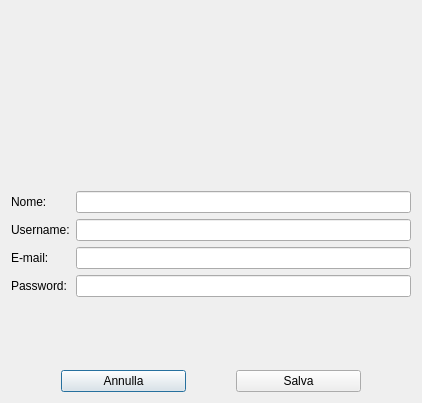
Above: Client/account.ui from MarcoFlo/Google-Drive before the change. Below: the same form after it.
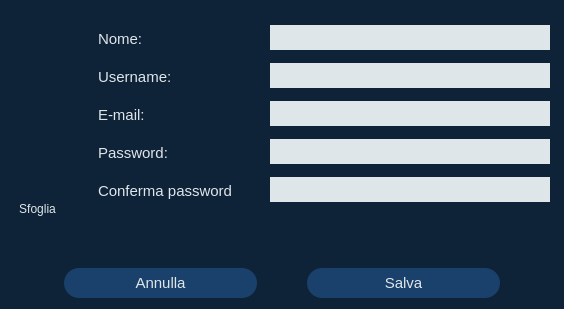
That is the form after the change. Icons and pictures are not drawn.

```diff
--- a/Client/account.ui
+++ b/Client/account.ui
@@ -6,19 +6,65 @@
    <rect>
     <x>0</x>
     <y>0</y>
-    <width>422</width>
-    <height>403</height>
+    <width>564</width>
+    <height>309</height>
    </rect>
   </property>
   <property name="windowTitle">
    <string>Dialog</string>
   </property>
+  <property name="styleSheet">
+   <string notr="true">background-color:rgb(14,34,56)</string>
+  </property>
   <layout class="QVBoxLayout" name="verticalLayout">
+   <property name="leftMargin">
+    <number>14</number>
+   </property>
+   <property name="rightMargin">
+    <number>14</number>
+   </property>
+   <item>
+    <layout class="QHBoxLayout" name="horizontalLayout_2">
+     <property name="spacing">
+      <number>28</number>
+     </property>
+     <property name="topMargin">
+      <number>14</number>
+     </property>
+     <item>
+      <layout class="QVBoxLayout" name="verticalLayout_2">
+       <property name="spacing">
+        <number>3</number>
+       </property>
+       <property name="topMargin">
+        <number>19</number>
+       </property>
+       <property name="rightMargin">
+        <number>0</number>
+       </property>
+       <property name="bottomMargin">
+        <number>14</number>
+       </property>
    <item>
     <widget class="QLabel" name="label">
+         <property name="sizePolicy">
+          <sizepolicy hsizetype="Preferred" vsizetype="Preferred">
+           <horstretch>0</horstretch>
+           <verstretch>0</verstretch>
+          </sizepolicy>
+         </property>
+         <property name="maximumSize">
+          <size>
+           <width>100</width>
+           <height>100</height>
+          </size>
+         </property>
      <property name="text">
       <string/>
      </property>
+         <property name="textFormat">
+          <enum>Qt::PlainText</enum>
+         </property>
      <property name="pixmap">
       <pixmap resource="images.qrc">:/images/img/logo.png</pixmap>
      </property>
@@ -37,46 +83,208 @@
     </widget>
    </item>
    <item>
+        <widget class="QPushButton" name="pushButton_3">
+         <property name="styleSheet">
+          <string notr="true">color: #dfe6e9;
+font-size: 12px;
+border: none;
+padding: 5px;
+font-family: 'Calibri';
+background-color:none</string>
+         </property>
+         <property name="text">
+          <string>Sfoglia</string>
+         </property>
+        </widget>
+       </item>
+      </layout>
+     </item>
+     <item>
     <layout class="QFormLayout" name="formLayout">
+       <property name="verticalSpacing">
+        <number>10</number>
+       </property>
      <item row="0" column="0">
       <widget class="QLabel" name="label_2">
+         <property name="styleSheet">
+          <string notr="true">color: #dfe6e9;
+font-size: 15px;
+border: none;
+padding: 5px;
+font-family: 'Calibri';
+background-color:none</string>
+         </property>
        <property name="text">
         <string>Nome:</string>
        </property>
       </widget>
      </item>
      <item row="0" column="1">
-      <widget class="QLineEdit" name="lineEdit"/>
+        <widget class="QLineEdit" name="lineEdit">
+         <property name="minimumSize">
+          <size>
+           <width>0</width>
+           <height>25</height>
+          </size>
+         </property>
+         <property name="font">
+          <font>
+           <family>Calibri</family>
+           <pointsize>11</pointsize>
+          </font>
+         </property>
+         <property name="styleSheet">
+          <string notr="true">background-color:#dfe6e9;
+border: 1px #dfe6e9;
+</string>
+         </property>
+        </widget>
      </item>
      <item row="1" column="0">
       <widget class="QLabel" name="label_3">
+         <property name="styleSheet">
+          <string notr="true">color: #dfe6e9;
+font-size: 15px;
+border: none;
+padding: 5px;
+font-family: 'Calibri';
+background-color:none</string>
+         </property>
        <property name="text">
         <string>Username:</string>
        </property>
       </widget>
      </item>
      <item row="1" column="1">
-      <widget class="QLineEdit" name="lineEdit_2"/>
+        <widget class="QLineEdit" name="lineEdit_2">
+         <property name="minimumSize">
+          <size>
+           <width>0</width>
+           <height>25</height>
+          </size>
+         </property>
+         <property name="font">
+          <font>
+           <family>Calibri</family>
+           <pointsize>11</pointsize>
+          </font>
+         </property>
+         <property name="styleSheet">
+          <string notr="true">background-color:#dfe6e9;
+border: 1px #dfe6e9;
+</string>
+         </property>
+        </widget>
      </item>
      <item row="2" column="0">
       <widget class="QLabel" name="label_4">
+         <property name="styleSheet">
+          <string notr="true">color: #dfe6e9;
+font-size: 15px;
+border: none;
+padding: 5px;
+font-family: 'Calibri';
+background-color:none</string>
+         </property>
        <property name="text">
         <string>E-mail:</string>
        </property>
       </widget>
      </item>
      <item row="2" column="1">
-      <widget class="QLineEdit" name="lineEdit_3"/>
+        <widget class="QLineEdit" name="lineEdit_3">
+         <property name="minimumSize">
+          <size>
+           <width>0</width>
+           <height>25</height>
+          </size>
+         </property>
+         <property name="font">
+          <font>
+           <family>Calibri</family>
+           <pointsize>11</pointsize>
+          </font>
+         </property>
+         <property name="styleSheet">
+          <string notr="true">background-color:#dfe6e9;
+border: 1px #dfe6e9;
+</string>
+         </property>
+        </widget>
      </item>
      <item row="3" column="0">
       <widget class="QLabel" name="label_5">
+         <property name="styleSheet">
+          <string notr="true">color: #dfe6e9;
+font-size: 15px;
+border: none;
+padding: 5px;
+font-family: 'Calibri';
+background-color:none</string>
+         </property>
        <property name="text">
         <string>Password:</string>
        </property>
       </widget>
      </item>
      <item row="3" column="1">
-      <widget class="QLineEdit" name="lineEdit_4"/>
+        <widget class="QLineEdit" name="lineEdit_4">
+         <property name="minimumSize">
+          <size>
+           <width>0</width>
+           <height>25</height>
+          </size>
+         </property>
+         <property name="font">
+          <font>
+           <family>Calibri</family>
+           <pointsize>11</pointsize>
+          </font>
+         </property>
+         <property name="styleSheet">
+          <string notr="true">background-color:#dfe6e9;
+border: 1px #dfe6e9;
+</string>
+         </property>
+        </widget>
+       </item>
+       <item row="4" column="0">
+        <widget class="QLabel" name="label_6">
+         <property name="styleSheet">
+          <string notr="true">color: #dfe6e9;
+font-size: 15px;
+border: none;
+padding: 5px;
+font-family: 'Calibri';
+background-color:none</string>
+         </property>
+         <property name="text">
+          <string>Conferma password</string>
+         </property>
+        </widget>
+       </item>
+       <item row="4" column="1">
+        <widget class="QLineEdit" name="lineEdit_5">
+         <property name="minimumSize">
+          <size>
+           <width>0</width>
+           <height>25</height>
+          </size>
+         </property>
+         <property name="font">
+          <font>
+           <family>Calibri</family>
+           <pointsize>11</pointsize>
+          </font>
+         </property>
+         <property name="styleSheet">
+          <string notr="true">background-color:#dfe6e9;
+border: 1px #dfe6e9;
+</string>
+         </property>
+        </widget>
+       </item>
+      </layout>
      </item>
     </layout>
    </item>
@@ -93,6 +301,15 @@
      </property>
      <item>
       <widget class="QPushButton" name="pushButton">
+       <property name="styleSheet">
+        <string notr="true">border-radius: 15px;
+background-color: rgb(26,65,108);
+padding: 6px;
+color: #dfe6e9;
+border: none;
+font-size: 15px;
+font-family: 'Calibri'</string>
+       </property>
        <property name="text">
         <string>Annulla</string>
        </property>
@@ -100,6 +317,15 @@
      </item>
      <item>
       <widget class="QPushButton" name="pushButton_2">
+       <property name="styleSheet">
+        <string notr="true">border-radius: 15px;
+background-color: rgb(26,65,108);
+padding: 6px;
+color: #dfe6e9;
+border: none;
+font-size: 15px;
+font-family: 'Calibri'</string>
+       </property>
        <property name="text">
         <string>Salva</string>
        </property>
```
Left out of the diff: 2 changed lines with no effect on the pictures. Lines whose indentation alone changed are shown as unchanged.
